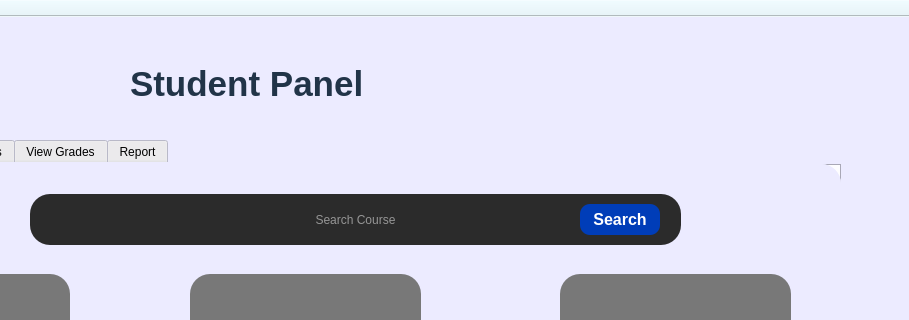
The window that Coursify.ui (Ahmed-ElGoharyy/Coursifyy) describes before a commit, drawn with Qt 5; both pictures show x 371 to 1280 and y 0 to 320 of the 1280 by 749 pixel window.
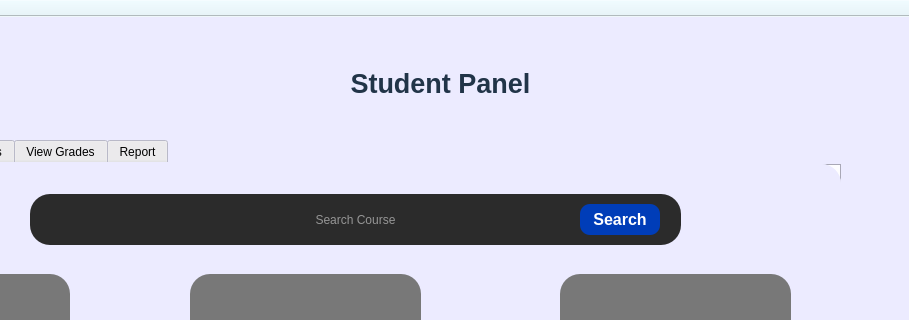
The same window after the commit. Icons and pictures are not drawn.

The edit to the form file:
```diff
--- a/Coursify.ui
+++ b/Coursify.ui
@@ -3793,15 +3793,15 @@
        <widget class="QLabel" name="label_15">
         <property name="geometry">
          <rect>
-          <x>490</x>
+          <x>440</x>
           <y>40</y>
-          <width>231</width>
+          <width>721</width>
           <height>31</height>
          </rect>
         </property>
         <property name="font">
          <font>
-          <pointsize>26</pointsize>
+          <pointsize>20</pointsize>
           <bold>true</bold>
          </font>
         </property>
@@ -3811,6 +3811,9 @@
         <property name="text">
          <string>Student Panel</string>
         </property>
+        <property name="alignment">
+         <set>Qt::AlignmentFlag::AlignCenter</set>
+        </property>
        </widget>
        <widget class="QPushButton" name="back_button_3">
         <property name="geometry">
```
Left out of the diff: 8 changed lines with no effect on the pictures.
